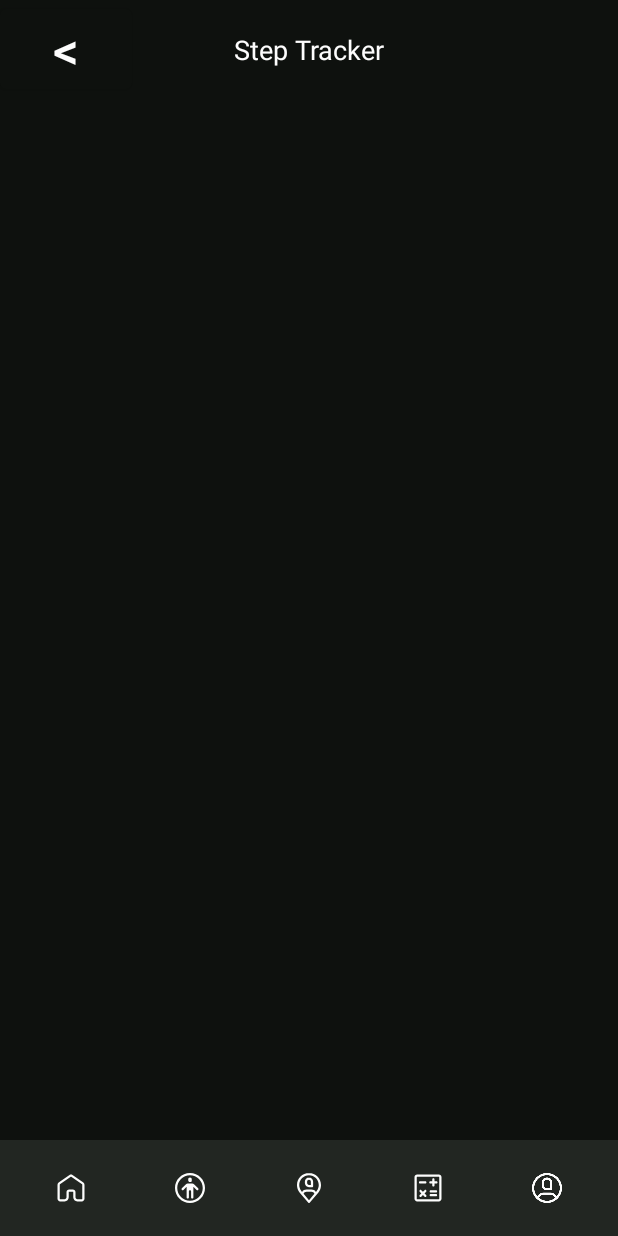
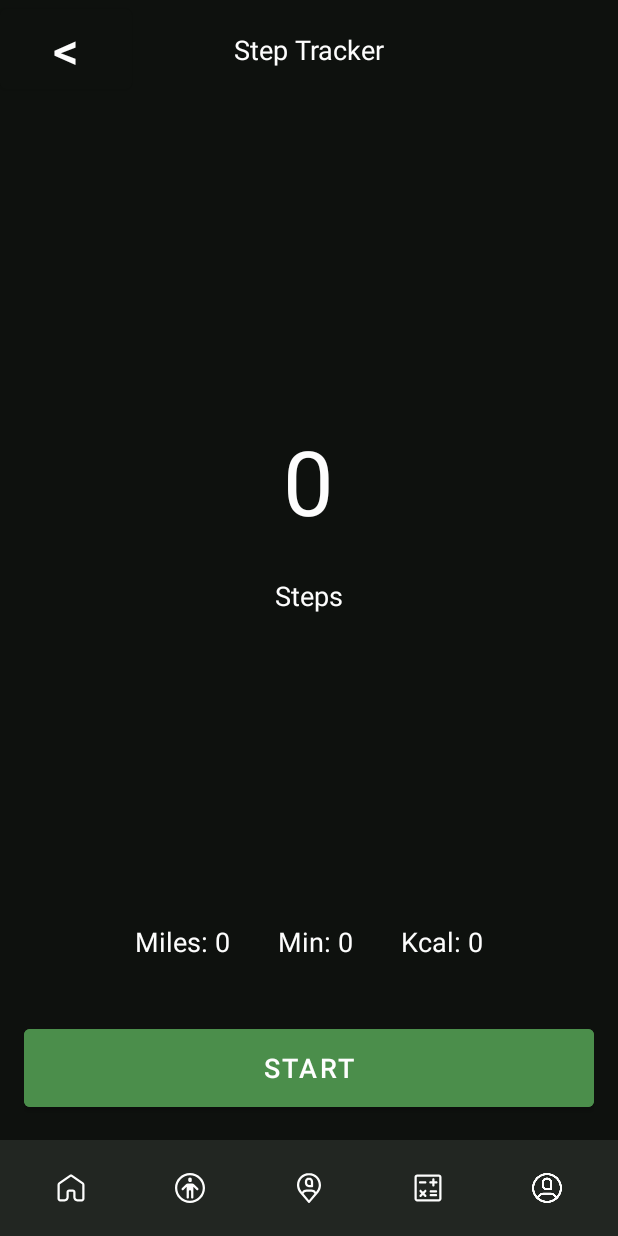
Before and after one commit to kingkuys2123/PasaFit, an Android app: the StepTracker screen opened directly, with no data from a screen before it, on a phone screen of 412 x 824 dp. Run offline under Robolectric (Android 15) with nearby library versions, the phone set to English and light mode, and no system bars.

Commit message:
Finalized implementation of Step Tracker

```diff
--- a/app/src/main/java/com/example/pasafit/StepTracker.java
+++ b/app/src/main/java/com/example/pasafit/StepTracker.java
@@ -2,16 +2,25 @@ package com.example.pasafit;
 
 import android.content.Intent;
 import android.os.Bundle;
+import android.os.Handler;
 import android.view.View;
 import android.widget.Button;
 import android.widget.ImageButton;
+import android.widget.TextView;
 
 import androidx.appcompat.app.AppCompatActivity;
 
 public class StepTracker extends AppCompatActivity {
 
     private ImageButton nav_btn_home, nav_btn_trackers, nav_btn_calculator, nav_btn_profile, nav_btn_exercises;
-    private Button btnBackStepTracker;
+    private Button btnBackStepTracker, btnStartStepTracker, btnRestartStepTracker;
+    private TextView stepCountView, stepsLabelView, distanceMilesView, durationMinutesView, caloriesBurnedView;
+
+    private int stepCount = 0;
+    private boolean isTracking = false;
+    private Handler handler = new Handler();
+    private Runnable stepCounterRunnable;
+    private long startTime;
 
     @Override
     protected void onCreate(Bundle savedInstanceState) {
@@ -31,7 +40,6 @@ public class StepTracker extends AppCompatActivity {
             @Override
             public void onClick(View v) {
                 Intent intent = new Intent(StepTracker.this, Dashboard.class);
-
                 startActivity(intent);
             }
         });
@@ -40,7 +48,6 @@ public class StepTracker extends AppCompatActivity {
             @Override
             public void onClick(View v) {
                 Intent intent = new Intent(StepTracker.this, Tracker.class);
-
                 startActivity(intent);
             }
         });
@@ -49,7 +56,6 @@ public class StepTracker extends AppCompatActivity {
             @Override
             public void onClick(View v) {
                 Intent intent = new Intent(StepTracker.this, Fitness_Calculator.class);
-
                 startActivity(intent);
             }
         });
@@ -58,7 +64,6 @@ public class StepTracker extends AppCompatActivity {
             @Override
             public void onClick(View v) {
                 Intent intent = new Intent(StepTracker.this, UserProfile.class);
-
                 startActivity(intent);
             }
         });
@@ -67,19 +72,80 @@ public class StepTracker extends AppCompatActivity {
             @Override
             public void onClick(View v) {
                 Intent intent = new Intent(StepTracker.this, ExercisesCategories.class);
+                startActivity(intent);
+            }
+        });
 
-                startActivity(intent);
+        btnStartStepTracker.setOnClickListener(new View.OnClickListener() {
+            @Override
+            public void onClick(View v) {
+                if (!isTracking) {
+                    isTracking = true;
+                    btnStartStepTracker.setText("Pause");
+                    btnRestartStepTracker.setVisibility(View.VISIBLE);
+                    startTime = System.currentTimeMillis();
+                    startStepCounter();
+                } else {
+                    isTracking = false;
+                    btnStartStepTracker.setText("Start");
+                    handler.removeCallbacks(stepCounterRunnable);
+                }
+            }
+        });
+
+        btnRestartStepTracker.setOnClickListener(new View.OnClickListener() {
+            @Override
+            public void onClick(View v) {
+                stepCount = 0;
+                startTime = System.currentTimeMillis();
+                updateUI();
+                if (isTracking) {
+                    handler.removeCallbacks(stepCounterRunnable);
+                    startStepCounter();
+                }
             }
         });
     }
 
-    private void init(){
+    private void init() {
         btnBackStepTracker = findViewById(R.id.btnBackStepTracker);
-
         nav_btn_home = findViewById(R.id.nav_btn_home_step_tracker);
         nav_btn_trackers = findViewById(R.id.nav_btn_trackers_step_tracker);
         nav_btn_calculator = findViewById(R.id.nav_btn_calculator_step_tracker);
         nav_btn_profile = findViewById(R.id.nav_btn_profile_step_tracker);
         nav_btn_exercises = findViewById(R.id.nav_btn_exercise_step_tracker);
+
+        stepCountView = findViewById(R.id.step_count);
+        stepsLabelView = findViewById(R.id.steps_label);
+        distanceMilesView = findViewById(R.id.distance_miles);
+        durationMinutesView = findViewById(R.id.duration_minutes);
+        caloriesBurnedView = findViewById(R.id.calories_burned);
+
+        btnStartStepTracker = findViewById(R.id.btnStartStepTracker);
+        btnRestartStepTracker = findViewById(R.id.btnRestartStepTracker);
+    }
+
+    private void startStepCounter() {
+        stepCounterRunnable = new Runnable() {
+            @Override
+            public void run() {
+                if (isTracking) {
+                    stepCount++;
+                    updateUI();
+                    handler.postDelayed(this, 1000);
+                }
+            }
+        };
+        handler.post(stepCounterRunnable);
+    }
+
+    private void updateUI() {
+        long elapsedTime = System.currentTimeMillis() - startTime;
+        long elapsedMinutes = elapsedTime / 60000;
+
+        stepCountView.setText(String.valueOf(stepCount));
+        distanceMilesView.setText("Miles: " + String.format("%.2f", stepCount * 0.0005));
+        durationMinutesView.setText("Min: " + elapsedMinutes);
+        caloriesBurnedView.setText("Kcal: " + (int) (stepCount * 0.04));
     }
 }
--- a/app/src/main/res/layout/activity_step_tracker.xml
+++ b/app/src/main/res/layout/activity_step_tracker.xml
@@ -8,11 +8,12 @@
     android:background="@drawable/bg"
     tools:context=".StepTracker">
 
+    <!-- Header Layout -->
     <LinearLayout
+        android:id="@+id/linearLayout10"
         android:layout_width="0dp"
-        android:layout_height="0dp"
+        android:layout_height="wrap_content"
         android:orientation="vertical"
-        app:layout_constraintBottom_toTopOf="@+id/linearLayout3"
         app:layout_constraintEnd_toEndOf="parent"
         app:layout_constraintStart_toStartOf="parent"
         app:layout_constraintTop_toTopOf="parent">
@@ -47,6 +48,129 @@
         </androidx.constraintlayout.widget.ConstraintLayout>
     </LinearLayout>
 
+    <LinearLayout
+        android:id="@+id/linearLayout9"
+        android:layout_width="0dp"
+        android:layout_height="0dp"
+        android:orientation="vertical"
+        android:padding="16dp"
+        app:layout_constraintBottom_toTopOf="@+id/linearLayout8"
+        app:layout_constraintEnd_toEndOf="parent"
+        app:layout_constraintHorizontal_bias="1.0"
+        app:layout_constraintStart_toStartOf="parent"
+        app:layout_constraintTop_toBottomOf="@+id/linearLayout10">
+
+        <androidx.constraintlayout.widget.ConstraintLayout
+            android:layout_width="match_parent"
+            android:layout_height="match_parent">
+
+            <LinearLayout
+                android:layout_width="match_parent"
+                android:layout_height="wrap_content"
+                android:orientation="vertical"
+                app:layout_constraintBottom_toTopOf="@+id/linearLayout11"
+                app:layout_constraintEnd_toEndOf="parent"
+                app:layout_constraintStart_toStartOf="parent"
+                app:layout_constraintTop_toTopOf="parent">
+
+                <TextView
+                    android:id="@+id/step_count"
+                    android:layout_width="wrap_content"
+                    android:layout_height="wrap_content"
+                    android:layout_gravity="center"
+                    android:layout_marginBottom="8dp"
+                    android:padding="8dp"
+                    android:text="0"
+                    android:textColor="@color/white"
+                    android:textSize="60sp" />
+
+                <TextView
+                    android:id="@+id/steps_label"
+                    android:layout_width="wrap_content"
+                    android:layout_height="wrap_content"
+                    android:layout_gravity="center"
+                    android:padding="8dp"
+                    android:text="Steps"
+                    android:textColor="@color/white"
+                    android:textSize="18sp" />
+            </LinearLayout>
+
+            <LinearLayout
+                android:id="@+id/linearLayout11"
+                android:layout_width="match_parent"
+                android:layout_height="wrap_content"
+                android:gravity="center"
+                android:orientation="horizontal"
+                app:layout_constraintBottom_toBottomOf="parent"
+                app:layout_constraintEnd_toEndOf="parent"
+                app:layout_constraintStart_toStartOf="parent">
+
+                <TextView
+                    android:id="@+id/distance_miles"
+                    android:layout_width="wrap_content"
+                    android:layout_height="wrap_content"
+                    android:layout_marginEnd="16dp"
+                    android:padding="8dp"
+                    android:text="Miles: 0"
+                    android:textColor="@color/white"
+                    android:textSize="18sp" />
+
+                <TextView
+                    android:id="@+id/duration_minutes"
+                    android:layout_width="wrap_content"
+                    android:layout_height="wrap_content"
+                    android:layout_marginEnd="16dp"
+                    android:padding="8dp"
+                    android:text="Min: 0"
+                    android:textColor="@color/white"
+                    android:textSize="18sp" />
+
+                <TextView
+                    android:id="@+id/calories_burned"
+                    android:layout_width="wrap_content"
+                    android:layout_height="wrap_content"
+                    android:padding="8dp"
+                    android:text="Kcal: 0"
+                    android:textColor="@color/white"
+                    android:textSize="18sp" />
+            </LinearLayout>
+        </androidx.constraintlayout.widget.ConstraintLayout>
+
+    </LinearLayout>
+
+    <LinearLayout
+        android:id="@+id/linearLayout8"
+        android:layout_width="0dp"
+        android:layout_height="wrap_content"
+        android:orientation="horizontal"
+        android:padding="16dp"
+        app:layout_constraintBottom_toTopOf="@+id/linearLayout3"
+        app:layout_constraintEnd_toEndOf="parent"
+        app:layout_constraintStart_toStartOf="parent">
+
+        <Button
+            android:id="@+id/btnStartStepTracker"
+            android:layout_width="0dp"
+            android:layout_height="64dp"
+            android:layout_weight="1"
+            android:backgroundTint="@color/sea_green"
+            android:text="Start"
+            android:textColor="@color/white"
+            android:textSize="18sp" />
+
+        <Button
+            android:id="@+id/btnRestartStepTracker"
+            android:layout_width="0dp"
+            android:layout_height="64dp"
+            android:layout_weight="1"
+            android:backgroundTint="@color/sea_green"
+            android:text="Restart"
+            android:textColor="@color/white"
+            android:textSize="18sp"
+            android:visibility="gone" />
+    </LinearLayout>
+
+    <!-- Navigation Layout -->
     <LinearLayout
         android:id="@+id/linearLayout3"
         android:layout_width="0dp"
@@ -108,5 +232,4 @@
             android:src="@drawable/system_regular_8_account"
             app:tint="@color/white" />
     </LinearLayout>
-
 </androidx.constraintlayout.widget.ConstraintLayout>
--- a/app/src/main/res/layout/activity_user_profile.xml
+++ b/app/src/main/res/layout/activity_user_profile.xml
@@ -219,7 +219,7 @@
                 <View
                     android:layout_width="match_parent"
                     android:layout_height="1dp"
-                    android:layout_marginTop="160dp"
+                    android:layout_marginTop="80dp"
                     android:background="@color/eerie_black" />
 
                 <LinearLayout
```
